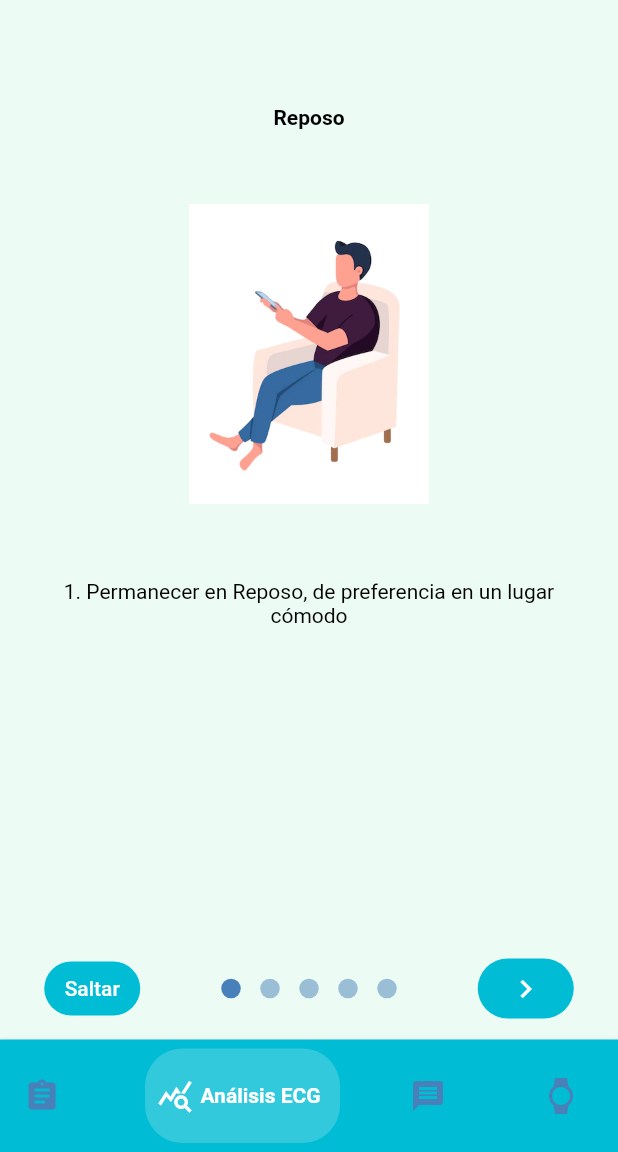
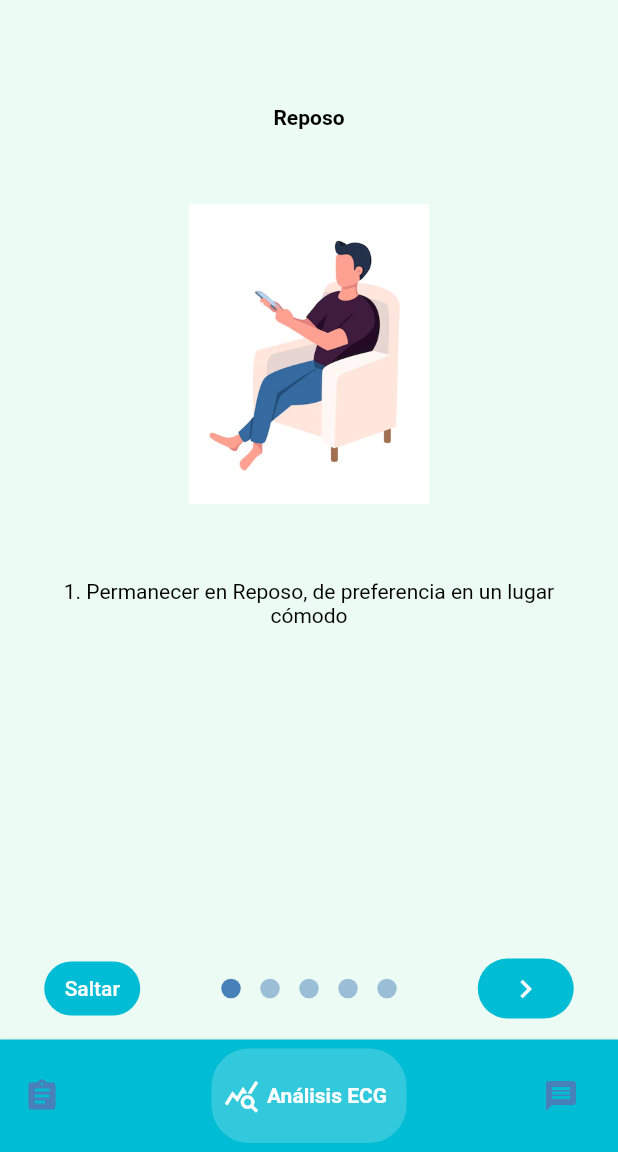
Before and after one commit to ChristianRamos001/TP_AppECG, a Flutter app: the Home screen opened directly, item 2 of the bottom bar chosen, on a phone screen of 412 x 824 dp, the part 84-1236 px from its top. Run offline on Flutter 3.47's test engine with Material 2 defaults, Android fonts, the phone set to English and light mode, and no system bars; drawn by our look-alikes of intro_slider; our stand-ins replace fl_chart, flutter_secure_storage, permission_handler, shared_preferences, syncfusion_flutter_charts, table_calendar; missing offline and left inert: flutter_foreground_task, polar; accounts and stored records are empty; network calls fail.

Commit message:
Visual changes in app

```diff
--- a/tappecg_ai/lib/Ecg/ui/screens/list_results_view.dart
+++ b/tappecg_ai/lib/Ecg/ui/screens/list_results_view.dart
@@ -90,7 +90,7 @@ class MyTaskHandler extends TaskHandler {
         await FlutterForegroundTask.getData<String>(key: 'customData');
     print('customData: $customData');
     startECG();
-    print("INICIO ALGO");
+    print("init");
   }
 
   @override
@@ -104,7 +104,7 @@ class MyTaskHandler extends TaskHandler {
     //startECG();
     _eventCount++;
     startECG();
-    print("Sera?");
+    print("mmm");
   }
 
   @override
@@ -164,7 +164,6 @@ class ListResultsState extends State<ListResults> {
       Permission.bluetoothScan,
       Permission.bluetoothConnect,
       Permission.locationWhenInUse,
-      Permission.locationAlways,
     ].request();
     print(statuses[Permission.location]);
 
--- a/tappecg_ai/lib/widgets/home.dart
+++ b/tappecg_ai/lib/widgets/home.dart
@@ -141,7 +141,6 @@ class _Home extends State<Home> {
   final List<Widget> widgetsChildren = [
     ListResults(),
     EcgPartialView(),
-    SendEcg(),
     SendEcg(),
   ];
 
@@ -318,13 +317,6 @@ class _Home extends State<Home> {
           inactiveColor: darkPrimaryColor,
           textAlign: TextAlign.center,
         ),
-        BottomNavyBarItem(
-          icon: const Icon(Icons.watch),
-          title: const Text('Dispositivo'),
-          activeColor: colorIcon,
-          inactiveColor: darkPrimaryColor,
-          textAlign: TextAlign.center,
-        ),
       ],
     );
   }
@@ -352,13 +344,6 @@ class _Home extends State<Home> {
           style: TextStyle(fontSize: 25, fontWeight: FontWeight.bold),
         ),
       ),
-      Container(
-        alignment: Alignment.center,
-        child: const Text(
-          "4",
-          style: TextStyle(fontSize: 25, fontWeight: FontWeight.bold),
-        ),
-      ),
     ];
     return IndexedStack(
       index: _currentIndex,
--- a/tappecg_ai/pubspec.yaml
+++ b/tappecg_ai/pubspec.yaml
@@ -32,9 +32,7 @@ dependencies:
   # Use with the CupertinoIcons class for iOS style icons.
   cupertino_icons: ^1.0.2
   http: ^0.13.4
-  polar:
-    git:
-      url: https://github.com/ChristianRamos001/polar
+  polar: ^1.17.0
   fl_chart: ^0.40.2
   intl: ^0.17.0
   provider: ^6.0.2
```
Also changed, not shown: tappecg_ai/pubspec.lock.
